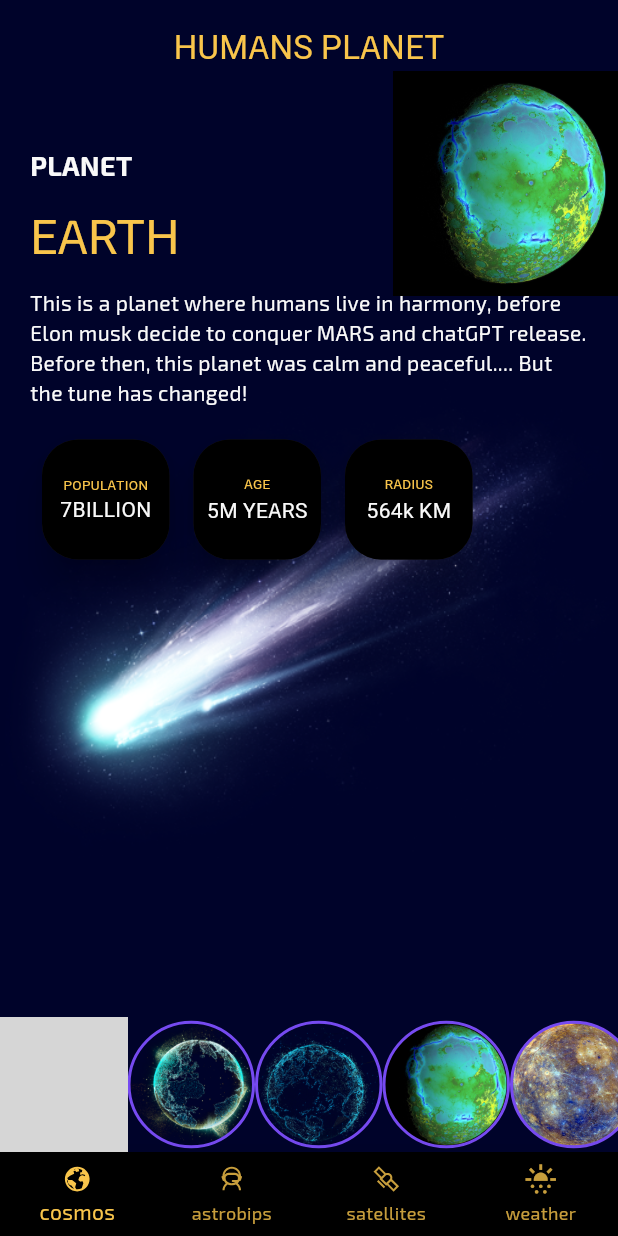
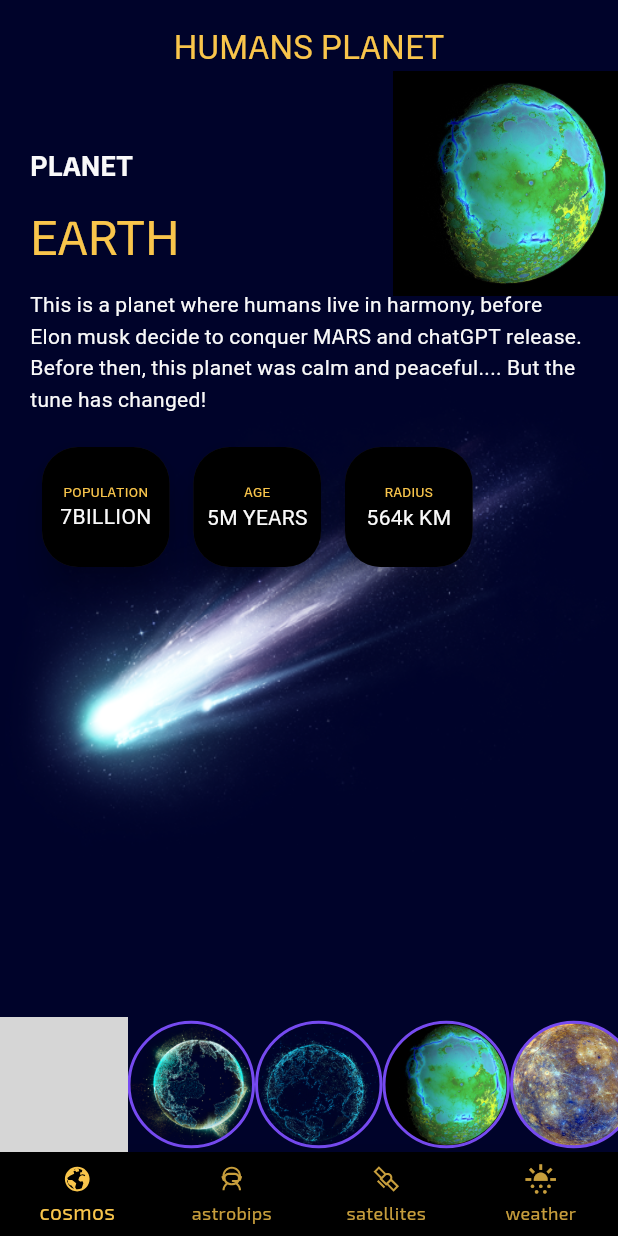
Before and after one commit to baimamboukar/cosmosense, a Flutter app: the screen it shows after launch, on a phone screen of 412 x 824 dp. Run offline on Flutter 3.47's test engine with Material 2 defaults, Android fonts, the phone set to English and light mode, and no system bars; our stand-ins replace auto_route, flutter_riverpod, google_fonts, line_icons; grey boxes are pictures that could not be loaded.

Commit message:
CosmoSense 1.0

```diff
--- a/lib/src/utils/textstyles/text_styles.dart
+++ b/lib/src/utils/textstyles/text_styles.dart
@@ -9,6 +9,7 @@ class Styles {
           {required Color color, required bool bold, required double size}) =>
       TextStyle(
           color: color,
+          fontFamily: "Exo",
           fontWeight: bold ? FontWeight.bold : FontWeight.normal,
           fontSize: size);
 }
```
